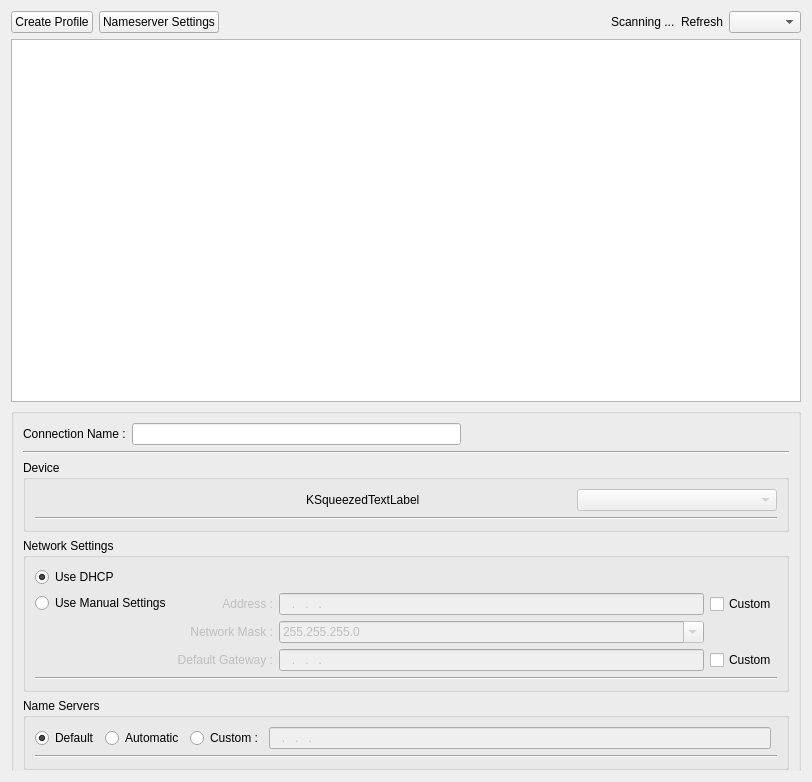
Qt form kde4/network-manager/manager/ui/ui.ui (pars-linux/uludag) before a commit.
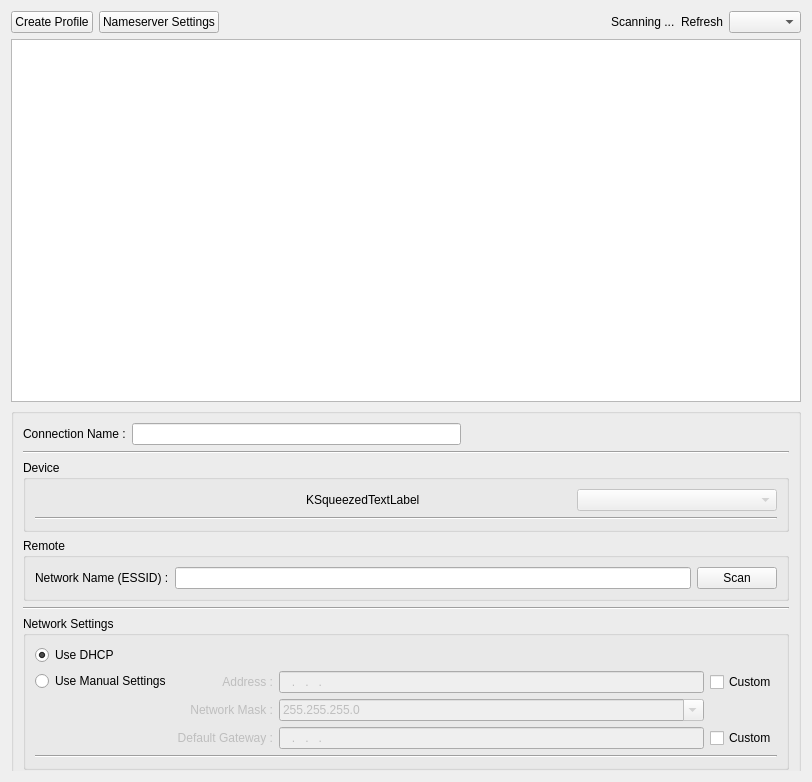
The same form after that commit. Custom widgets are drawn as their Qt base class.

Commit message: * Avoid duplicated menu entries ...

```diff
--- a/kde4/network-manager/manager/ui/ui.ui
+++ b/kde4/network-manager/manager/ui/ui.ui
@@ -119,13 +119,13 @@
      <property name="widgetResizable">
       <bool>true</bool>
      </property>
-     <widget class="QWidget" name="scrollAreaWidgetContents">
-      <property name="geometry">
+     <widget class="QWidget" name="scrollAreaWidgetContents" >
+      <property name="geometry" >
        <rect>
         <x>0</x>
         <y>0</y>
         <width>804</width>
-        <height>434</height>
+        <height>503</height>
        </rect>
       </property>
       <layout class="QGridLayout" name="gridLayout_6">
@@ -225,8 +225,47 @@
            </widget>
           </item>
           <item>
-           <widget class="QGroupBox" name="groupNetwork">
-            <property name="title">
+           <widget class="QGroupBox" name="groupRemote" >
+            <property name="title" >
+             <string>Remote</string>
+            </property>
+            <property name="flat" >
+             <bool>true</bool>
+            </property>
+            <property name="checkable" >
+             <bool>false</bool>
+            </property>
+            <layout class="QGridLayout" name="gridLayout_8" >
+             <item row="0" column="0" >
+              <widget class="QLabel" name="label_5" >
+               <property name="text" >
+                <string>Network Name (ESSID) :</string>
+               </property>
+              </widget>
+             </item>
+             <item row="0" column="1" >
+              <widget class="QLineEdit" name="lineEssid" />
+             </item>
+             <item row="0" column="2" >
+              <widget class="QPushButton" name="buttonScan" >
+               <property name="text" >
+                <string>Scan</string>
+               </property>
+              </widget>
+             </item>
+            </layout>
+           </widget>
+          </item>
+          <item>
+           <widget class="Line" name="line_5" >
+            <property name="orientation" >
+             <enum>Qt::Horizontal</enum>
+            </property>
+           </widget>
+          </item>
+          <item>
+           <widget class="QGroupBox" name="groupNetwork" >
+            <property name="title" >
              <string>Network Settings</string>
             </property>
             <property name="flat">
@@ -364,19 +403,6 @@
                    </item>
                   </widget>
                  </item>
-                 <item row="4" column="1">
-                  <spacer name="verticalSpacer_3">
-                   <property name="orientation">
-                    <enum>Qt::Vertical</enum>
-                   </property>
-                   <property name="sizeHint" stdset="0">
-                    <size>
-                     <width>20</width>
-                     <height>40</height>
-                    </size>
-                   </property>
-                  </spacer>
-                 </item>
                 </layout>
                </item>
                <item row="2" column="0">
```
Left out of the diff: 401 changed lines with no effect on the pictures. The commit also changes 1 other file.
